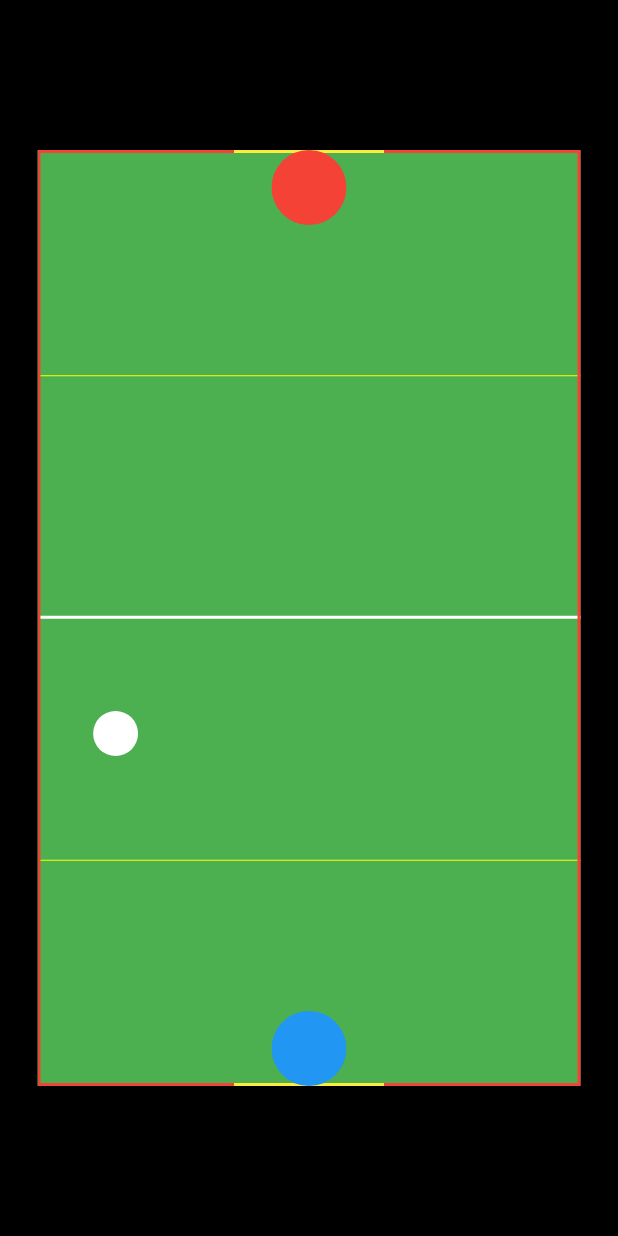
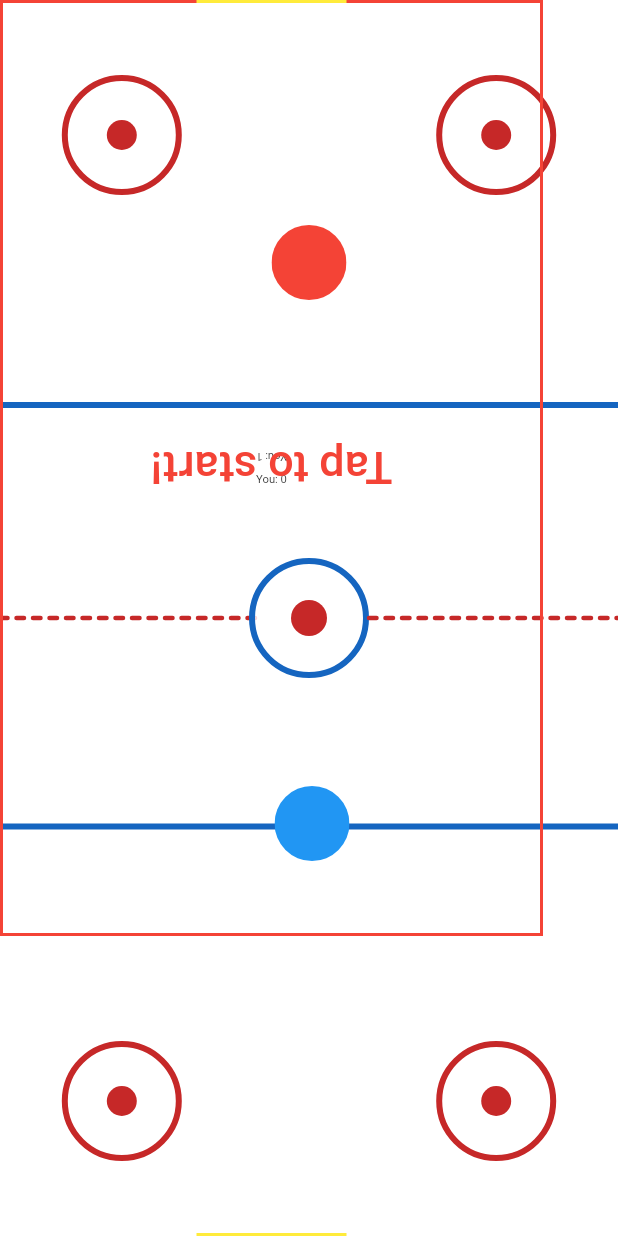
Before and after one commit to hngx-org/team-hurricane-hockey, a Flutter app: the screen it shows after launch, after a tap on "Tap to start!", on a phone screen of 412 x 824 dp. Run offline on Flutter 3.47's test engine with Material 2 defaults, Android fonts, the phone set to English and light mode, and no system bars.

Commit message:
feature: hockey table

```diff
--- a/lib/screens/home_page.dart
+++ b/lib/screens/home_page.dart
@@ -5,7 +5,10 @@ import 'package:flutter/services.dart';
 import 'package:team_hurricane_hockey/constants.dart';
 import 'package:team_hurricane_hockey/models/player.dart';
 import 'package:team_hurricane_hockey/models/puck.dart';
+import 'package:team_hurricane_hockey/screens/widgets/center_circe.dart';
+import 'package:team_hurricane_hockey/screens/widgets/dotted_line.dart';
 import 'package:team_hurricane_hockey/screens/widgets/player.dart';
+import 'package:team_hurricane_hockey/screens/widgets/spaces.dart';
 
 class MyHomePage extends StatefulWidget {
   const MyHomePage({Key? key}) : super(key: key);
@@ -152,9 +155,7 @@ class _MyHomePageState extends State<MyHomePage> {
 
     // Ensure player2 stays within the horizontal boundaries.
     player2.left = player2.left < 0 ? 0 : player2.left;
-    player2.left = player2.left > (tableWidth - player2.size)
-        ? (tableWidth - player2.size)
-        : player2.left;
+    player2.left = player2.left > (tableWidth - player2.size) ? (tableWidth - player2.size) : player2.left;
 
     setState(() {}); // Update the UI to reflect player2's new position.
   }
@@ -172,10 +173,10 @@ class _MyHomePageState extends State<MyHomePage> {
       player2.score = 0;
       tableWidth = sWidth - playerSize;
       tableHeight = sHeight - 4 * playerSize;
-      player1.left = tableWidth / 2 - playerRadius;
-      player1.top = 0;
-      player2.left = tableWidth /2 - playerRadius;
-      player2.top = tableHeight - playerSize;
+      player1.left = sWidth / 2 - playerRadius;
+      player1.top = playerSize * 3;
+      player2.left = sWidth / 2 - playerRadius;
+      player2.top = sHeight - (playerSize * 6);
       textStartLeft = tableWidth / 2 - textStartWidth / 2;
       textStartTop = tableHeight / 2 - textStartHeight / 2;
       ball.left = tableWidth / 2 - ballRadius;
@@ -186,31 +187,30 @@ class _MyHomePageState extends State<MyHomePage> {
       defendGoal();
     }
 
-    return SafeArea(
-      child: Scaffold(
-        backgroundColor: Colors.black,
-        body: Center(
+    return Scaffold(
+      backgroundColor: Colors.white.withOpacity(.8),
+      body: SafeArea(
+        child: Center(
           child: Container(
-            color: Colors.green,
-            width: tableWidth,
-            height: tableHeight,
+            color: Colors.white.withOpacity(.8),
+            width: sWidth,
+            height: sHeight,
             child: Stack(
               children: [
-                // The table which is stateless and does not move
-                const Positioned(
+                /**
+                 * The table which is stateless and does not move
+                 * This is the design of the board created by Tirioh, Abiodun and CCLeo
+                 */
+                Positioned(
                   child: Column(
                     children: [
-                      SizedBox(
-                        height: playerSize * 3,
-                      ),
-                      Divider(),
-                      Expanded(child: SizedBox()),
-                      Divider(color: Colors.white, thickness: 2),
-                      Expanded(child: SizedBox()),
-                      Divider(),
-                      SizedBox(
-                        height: playerSize * 3,
-                      ),
+                      const Expanded(child: TopSpace(playerSize: playerSize)),
+                      Divider(color: Colors.blue[800], thickness: 4),
+                      const SizedBox(height: playerSize * 2),
+                      const CenterLine(),
+                      const SizedBox(height: playerSize * 2),
+                      Divider(color: Colors.blue[800], thickness: 4),
+                      const Expanded(child: BottomSpace(playerSize: playerSize)),
                     ],
                   ),
                 ),
@@ -259,16 +259,11 @@ class _MyHomePageState extends State<MyHomePage> {
                           onPanUpdate: (details) {
                             player1.left += details.delta.dx;
                             player1.left = player1.left > 0 ? player1.left : 0;
-                            player1.left =
-                                player1.left < (tableWidth - playerSize)
-                                    ? player1.left
-                                    : (tableWidth - playerSize);
+                            player1.left = player1.left < (tableWidth - playerSize) ? player1.left : (tableWidth - playerSize);
                             player1.shotX = details.delta.dx;
                             player1.top += details.delta.dy;
                             player1.top = player1.top > 0 ? player1.top : 0;
-                            player1.top = player1.top < playerSize * 2
-                                ? player1.top
-                                : playerSize * 2;
+                            player1.top = player1.top < (sHeight / 2 - (kToolbarHeight - 20)) ? player1.top : playerSize * 2;
                             player1.shotY = details.delta.dy;
                             setState(() {});
                           },
@@ -287,9 +282,7 @@ class _MyHomePageState extends State<MyHomePage> {
                     ? Positioned(
                         left: player2.left,
                         top: player2.top,
-                        child: PlayerChip(
-                            player:
-                                player2), // Player2 is now controlled by AI.
+                        child: PlayerChip(player: player2), // Player2 is now controlled by AI.
                       )
                     : const SizedBox(),
 
@@ -307,8 +300,7 @@ class _MyHomePageState extends State<MyHomePage> {
                             child: Visibility(
                               visible: showStartText,
                               child: Column(
-                                mainAxisAlignment:
-                                    MainAxisAlignment.spaceAround,
+                                mainAxisAlignment: MainAxisAlignment.spaceAround,
                                 children: [
                                   RotatedBox(
                                     quarterTurns: 2,
@@ -347,23 +339,15 @@ class _MyHomePageState extends State<MyHomePage> {
                           quarterTurns: turn == player1.name ? 2 : 0,
                           child: Text(
                             textStart,
-                            style: TextStyle(
-                                fontSize: textStartFontSize,
-                                color: turn == player1.name
-                                    ? player1.color
-                                    : player2.color),
+                            style: TextStyle(fontSize: textStartFontSize, color: turn == player1.name ? player1.color : player2.color),
                           ),
                         ),
                         onPressed: () async {
                           if (gameIsFinished) {
                             return;
                           }
-                          xSpeed = Random().nextBool()
-                              ? (Random().nextInt(2) + 1).toDouble()
-                              : -(Random().nextInt(2) + 1).toDouble();
-                          ySpeed = turn == player1.name
-                              ? (Random().nextInt(1) + 1).toDouble()
-                              : -(Random().nextInt(1) + 1).toDouble();
+                          xSpeed = Random().nextBool() ? (Random().nextInt(2) + 1).toDouble() : -(Random().nextInt(2) + 1).toDouble();
+                          ySpeed = turn == player1.name ? (Random().nextInt(1) + 1).toDouble() : -(Random().nextInt(1) + 1).toDouble();
                           showStartText = false;
                           do {
                             ball.left += xSpeed;
@@ -381,8 +365,7 @@ class _MyHomePageState extends State<MyHomePage> {
                               break;
                             }
                             doTheMathWork();
-                            await Future.delayed(
-                                const Duration(milliseconds: 1));
+                            await Future.delayed(const Duration(milliseconds: 1));
                             setState(() {});
                           } while (true);
                         },
--- /dev/null
+++ b/lib/screens/widgets/center_circe.dart
@@ -0,0 +1,48 @@
+import 'package:flutter/material.dart';
+import 'package:team_hurricane_hockey/screens/widgets/dotted_line.dart';
+
+class CenterLine extends StatelessWidget {
+  const CenterLine({super.key});
+
+  @override
+  Widget build(BuildContext context) {
+    return Row(
+      children: [
+        Expanded(
+          child: CustomPaint(
+            size: Size(MediaQuery.of(context).size.width / 2 - 45, 1),
+            painter: DottedLinePainter(),
+          ),
+        ),
+        Container(
+          height: 80,
+          width: 80,
+          decoration: BoxDecoration(
+            shape: BoxShape.circle,
+            color: Colors.white.withOpacity(.8),
+            border: Border.all(
+              color: Colors.blue.shade800,
+              width: 4,
+            ),
+          ),
+          child: Center(
+            child: Container(
+              height: 24,
+              width: 24,
+              decoration: BoxDecoration(
+                color: Colors.red.shade800,
+                shape: BoxShape.circle,
+              ),
+            ),
+          ),
+        ),
+        Expanded(
+          child: CustomPaint(
+            size: Size(MediaQuery.of(context).size.width / 2 - 45, 1),
+            painter: DottedLinePainter(),
+          ),
+        ),
+      ],
+    );
+  }
+}
--- /dev/null
+++ b/lib/screens/widgets/dotted_line.dart
@@ -0,0 +1,26 @@
+import 'package:flutter/material.dart';
+
+class DottedLinePainter extends CustomPainter {
+  @override
+  void paint(Canvas canvas, Size size) {
+    final paint = Paint()
+      ..color = Colors.red.shade800
+      ..strokeCap = StrokeCap.round
+      ..style = PaintingStyle.stroke
+      ..strokeWidth = 3;
+
+    const dashWidth = 5;
+    const dashSpace = 6;
+
+    double startX = 0;
+    while (startX < size.width) {
+      canvas.drawLine(Offset(startX, size.height / 2), Offset(startX + dashWidth, size.height / 2), paint);
+      startX += dashWidth + dashSpace;
+    }
+  }
+
+  @override
+  bool shouldRepaint(CustomPainter oldDelegate) {
+    return false;
+  }
+}
--- /dev/null
+++ b/lib/screens/widgets/spaces.dart
@@ -0,0 +1,140 @@
+import 'package:flutter/material.dart';
+
+class TopSpace extends StatelessWidget {
+  final double playerSize;
+  const TopSpace({super.key, required this.playerSize});
+
+  @override
+  Widget build(BuildContext context) {
+    return SizedBox(
+      height: MediaQuery.of(context).size.height / 2,
+      child: Column(
+        children: [
+          SizedBox(height: playerSize),
+          Padding(
+            padding: EdgeInsets.symmetric(horizontal: MediaQuery.of(context).size.width * .1),
+            child: Row(
+              children: [
+                Container(
+                  height: 80,
+                  width: 80,
+                  decoration: BoxDecoration(
+                    shape: BoxShape.circle,
+                    color: Colors.white.withOpacity(.8),
+                    border: Border.all(
+                      color: Colors.red.shade800,
+                      width: 4,
+                    ),
+                  ),
+                  child: Center(
+                    child: Container(
+                      height: 20,
+                      width: 20,
+                      decoration: BoxDecoration(
+                        color: Colors.red.shade800,
+                        shape: BoxShape.circle,
+                      ),
+                    ),
+                  ),
+                ),
+                const Spacer(),
+                Container(
+                  height: 80,
+                  width: 80,
+                  decoration: BoxDecoration(
+                    shape: BoxShape.circle,
+                    color: Colors.white.withOpacity(.8),
+                    border: Border.all(
+                      color: Colors.red.shade800,
+                      width: 4,
+                    ),
+                  ),
+                  child: Center(
+                    child: Container(
+                      height: 20,
+                      width: 20,
+                      decoration: BoxDecoration(
+                        color: Colors.red.shade800,
+                        shape: BoxShape.circle,
+                      ),
+                    ),
+                  ),
+                ),
+              ],
+            ),
+          ),
+        ],
+      ),
+    );
+  }
+}
+
+class BottomSpace extends StatelessWidget {
+  final double playerSize;
+  const BottomSpace({super.key, required this.playerSize});
+
+  @override
+  Widget build(BuildContext context) {
+    return SizedBox(
+      height: MediaQuery.of(context).size.height / 2,
+      child: Column(
+        mainAxisAlignment: MainAxisAlignment.end,
+        children: [
+          Padding(
+            padding: EdgeInsets.symmetric(horizontal: MediaQuery.of(context).size.width * .1),
+            child: Row(
+              children: [
+                Container(
+                  height: 80,
+                  width: 80,
+                  decoration: BoxDecoration(
+                    shape: BoxShape.circle,
+                    color: Colors.white.withOpacity(.8),
+                    border: Border.all(
+                      color: Colors.red.shade800,
+                      width: 4,
+                    ),
+                  ),
+                  child: Center(
+                    child: Container(
+                      height: 20,
+                      width: 20,
+                      decoration: BoxDecoration(
+                        color: Colors.red.shade800,
+                        shape: BoxShape.circle,
+                      ),
+                    ),
+                  ),
+                ),
+                const Spacer(),
+                Container(
+                  height: 80,
+                  width: 80,
+                  decoration: BoxDecoration(
+                    shape: BoxShape.circle,
+                    color: Colors.white.withOpacity(.8),
+                    border: Border.all(
+                      color: Colors.red.shade800,
+                      width: 4,
+                    ),
+                  ),
+                  child: Center(
+                    child: Container(
+                      height: 20,
+                      width: 20,
+                      decoration: BoxDecoration(
+                        color: Colors.red.shade800,
+                        shape: BoxShape.circle,
+                      ),
+                    ),
+                  ),
+                ),
+              ],
+            ),
+          ),
+          SizedBox(height: playerSize),
+        ],
+      ),
+    );
+  }
+}
```
Also changed, not shown: 1 other file.
